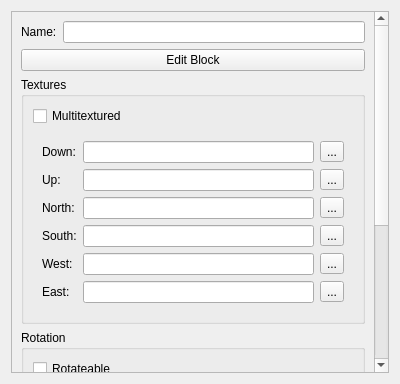
Before: the Qt Designer form ui/Block.ui in TobiasRohner/McModder_v5, drawn with Qt 5.
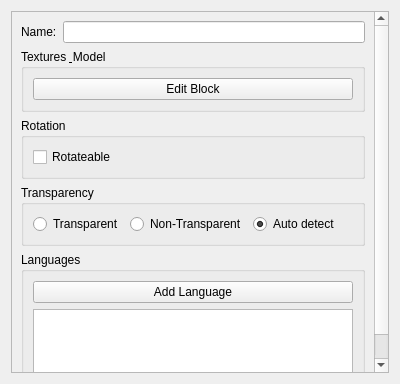
After: the same form once the commit is applied.

Commit message: Support for Custom Block Models

The edit to the form file:
```diff
--- a/ui/Block.ui
+++ b/ui/Block.ui
@@ -25,7 +25,7 @@
         <x>0</x>
         <y>0</y>
         <width>363</width>
-        <height>575</height>
+        <height>366</height>
        </rect>
       </property>
       <layout class="QVBoxLayout" name="verticalLayout_3">
@@ -46,191 +46,19 @@
          </item>
         </layout>
        </item>
-       <item>
-        <widget class="QPushButton" name="editBlockButton">
-         <property name="text">
-          <string>Edit Block</string>
-         </property>
-        </widget>
-       </item>
        <item>
         <widget class="QGroupBox" name="groupBox">
          <property name="title">
-          <string>Textures</string>
+          <string>Textures &amp; Model</string>
          </property>
          <layout class="QVBoxLayout" name="verticalLayout_2">
           <item>
-           <widget class="QCheckBox" name="textureModeInput">
+           <widget class="QPushButton" name="editBlockButton">
             <property name="text">
-             <string>Multitextured</string>
+             <string>Edit Block</string>
             </property>
            </widget>
           </item>
-          <item>
-           <widget class="QStackedWidget" name="textureStack">
-            <property name="currentIndex">
-             <number>1</number>
-            </property>
-            <widget class="QWidget" name="page">
-             <layout class="QFormLayout" name="formLayout_2">
-              <item row="0" column="0">
-               <widget class="QLabel" name="label_3">
-                <property name="text">
-                 <string>Texture:</string>
-                </property>
-               </widget>
-              </item>
-              <item row="0" column="1">
-               <layout class="QHBoxLayout" name="horizontalLayout">
-                <item>
-                 <widget class="QLineEdit" name="singleTextureInput"/>
-                </item>
-                <item>
-                 <widget class="QToolButton" name="singleTextureButton">
-                  <property name="text">
-                   <string>...</string>
-                  </property>
-                 </widget>
-                </item>
-               </layout>
-              </item>
-             </layout>
-            </widget>
-            <widget class="QWidget" name="page_2">
-             <layout class="QFormLayout" name="formLayout">
-              <property name="fieldGrowthPolicy">
-               <enum>QFormLayout::AllNonFixedFieldsGrow</enum>
-              </property>
-              <item row="0" column="0">
-               <widget class="QLabel" name="label_4">
-                <property name="text">
-                 <string>Down:</string>
-                </property>
-               </widget>
-              </item>
-              <item row="1" column="0">
-               <widget class="QLabel" name="label_5">
-                <property name="text">
-                 <string>Up:</string>
-                </property>
-               </widget>
-              </item>
-              <item row="2" column="0">
-               <widget class="QLabel" name="label_6">
-                <property name="text">
-                 <string>North:</string>
-                </property>
-               </widget>
-              </item>
-              <item row="3" column="0">
-               <widget class="QLabel" name="label_7">
-                <property name="text">
-                 <string>South:</string>
-                </property>
-               </widget>
-              </item>
-              <item row="4" column="0">
-               <widget class="QLabel" name="label_8">
-                <property name="text">
-                 <string>West:</string>
-                </property>
-               </widget>
-              </item>
-              <item row="5" column="0">
-               <widget class="QLabel" name="label_9">
-                <property name="text">
-                 <string>East:</string>
-                </property>
-               </widget>
-              </item>
-              <item row="0" column="1">
-               <layout class="QHBoxLayout" name="horizontalLayout_2">
-                <item>
-                 <widget class="QLineEdit" name="multiTextureDownInput"/>
-                </item>
-                <item>
-                 <widget class="QToolButton" name="multiTextureDownButton">
-                  <property name="text">
-                   <string>...</string>
-                  </property>
-                 </widget>
-                </item>
-               </layout>
-              </item>
-              <item row="1" column="1">
-               <layout class="QHBoxLayout" name="horizontalLayout_3">
-                <item>
-                 <widget class="QLineEdit" name="multiTextureUpInput"/>
-                </item>
-                <item>
-                 <widget class="QToolButton" name="multiTextureUpButton">
-                  <property name="text">
-                   <string>...</string>
-                  </property>
-                 </widget>
-                </item>
-               </layout>
-              </item>
-              <item row="2" column="1">
-               <layout class="QHBoxLayout" name="horizontalLayout_4">
-                <item>
-                 <widget class="QLineEdit" name="multiTextureNorthInput"/>
-                </item>
-                <item>
-                 <widget class="QToolButton" name="multiTextureNorthButton">
-                  <property name="text">
-                   <string>...</string>
-                  </property>
-                 </widget>
-                </item>
-               </layout>
-              </item>
-              <item row="3" column="1">
-               <layout class="QHBoxLayout" name="horizontalLayout_5">
-                <item>
-                 <widget class="QLineEdit" name="multiTextureSouthInput"/>
-                </item>
-                <item>
-                 <widget class="QToolButton" name="multiTextureSouthButton">
-                  <property name="text">
-                   <string>...</string>
-                  </property>
-                 </widget>
-                </item>
-               </layout>
-              </item>
-              <item row="4" column="1">
-               <layout class="QHBoxLayout" name="horizontalLayout_6">
-                <item>
-                 <widget class="QLineEdit" name="multiTextureWestInput"/>
-                </item>
-                <item>
-                 <widget class="QToolButton" name="multiTextureWestButton">
-                  <property name="text">
-                   <string>...</string>
-                  </property>
-                 </widget>
-                </item>
-               </layout>
-              </item>
-              <item row="5" column="1">
-               <layout class="QHBoxLayout" name="horizontalLayout_7">
-                <item>
-                 <widget class="QLineEdit" name="multiTextureEastInput"/>
-                </item>
-                <item>
-                 <widget class="QToolButton" name="multiTextureEastButton">
-                  <property name="text">
-                   <string>...</string>
-                  </property>
-                 </widget>
-                </item>
-               </layout>
-              </item>
-             </layout>
-            </widget>
-           </widget>
-          </item>
          </layout>
         </widget>
        </item>
```
The commit also changes 21 other files.
